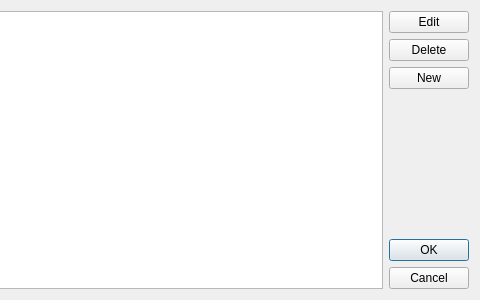
Old version of the form src/bookmarklisteditor.ui in the repository rweather/tvguide; both pictures show x 290 to 770 and y 0 to 300 of the 770 by 300 pixel window.
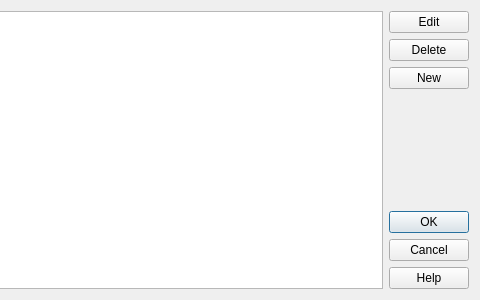
New version of the form.

Commit message: Add context-sensitive help to the dialogs.

```diff
--- a/src/bookmarklisteditor.ui
+++ b/src/bookmarklisteditor.ui
@@ -65,7 +65,7 @@
         <enum>Qt::Vertical</enum>
        </property>
        <property name="standardButtons">
-        <set>QDialogButtonBox::Cancel|QDialogButtonBox::Ok</set>
+        <set>QDialogButtonBox::Cancel|QDialogButtonBox::Help|QDialogButtonBox::Ok</set>
        </property>
       </widget>
      </item>
```
The commit also changes 26 other files.
